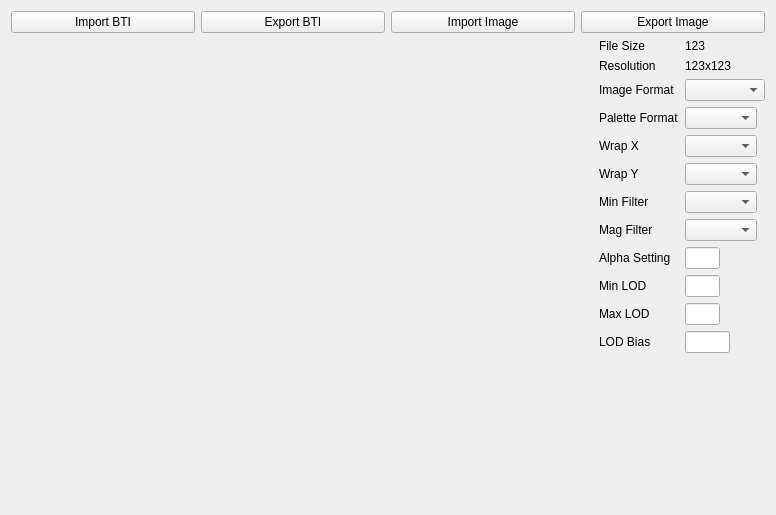
Qt form gcft_ui/bti_tab.ui (LagoLunatic/GCFT) before a commit.
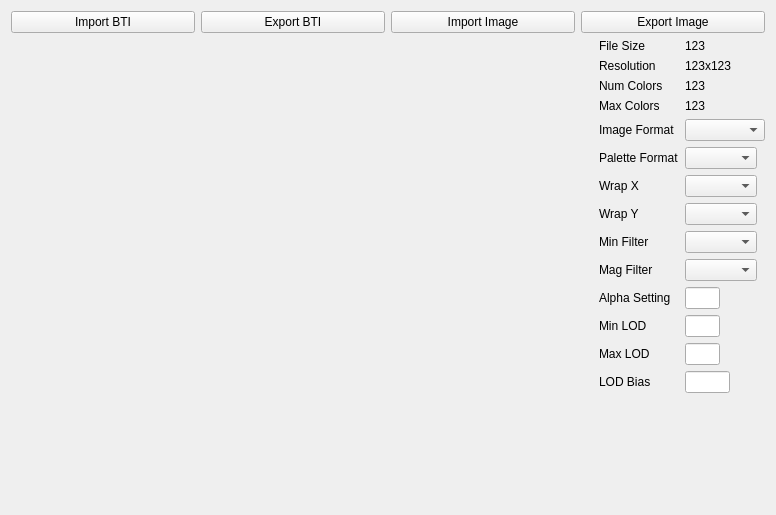
The same form after that commit.

Commit message: BTI tab: Show current num colors and max num colors for images that use palettes

What changed in the file:
```diff
--- a/gcft_ui/bti_tab.ui
+++ b/gcft_ui/bti_tab.ui
@@ -171,14 +171,14 @@
          </property>
         </widget>
        </item>
-       <item row="2" column="0">
+       <item row="4" column="0">
         <widget class="QLabel" name="label">
          <property name="text">
           <string>Image Format</string>
          </property>
         </widget>
        </item>
-       <item row="2" column="1">
+       <item row="4" column="1">
         <widget class="QComboBox" name="bti_image_format">
          <property name="minimumSize">
           <size>
@@ -188,64 +188,64 @@
          </property>
         </widget>
        </item>
-       <item row="3" column="0">
+       <item row="5" column="0">
         <widget class="QLabel" name="label_2">
          <property name="text">
           <string>Palette Format</string>
          </property>
         </widget>
        </item>
-       <item row="3" column="1">
+       <item row="5" column="1">
         <widget class="QComboBox" name="bti_palette_format"/>
        </item>
-       <item row="4" column="0">
+       <item row="6" column="0">
         <widget class="QLabel" name="label_3">
          <property name="text">
           <string>Wrap X</string>
          </property>
         </widget>
        </item>
-       <item row="4" column="1">
+       <item row="6" column="1">
         <widget class="QComboBox" name="bti_wrap_s"/>
        </item>
-       <item row="5" column="0">
+       <item row="7" column="0">
         <widget class="QLabel" name="label_4">
          <property name="text">
           <string>Wrap Y</string>
          </property>
         </widget>
        </item>
-       <item row="5" column="1">
+       <item row="7" column="1">
         <widget class="QComboBox" name="bti_wrap_t"/>
        </item>
-       <item row="6" column="0">
+       <item row="8" column="0">
         <widget class="QLabel" name="label_5">
          <property name="text">
           <string>Min Filter</string>
          </property>
         </widget>
        </item>
-       <item row="6" column="1">
+       <item row="8" column="1">
         <widget class="QComboBox" name="bti_min_filter"/>
        </item>
-       <item row="7" column="0">
+       <item row="9" column="0">
         <widget class="QLabel" name="label_6">
          <property name="text">
           <string>Mag Filter</string>
          </property>
         </widget>
        </item>
-       <item row="7" column="1">
+       <item row="9" column="1">
         <widget class="QComboBox" name="bti_mag_filter"/>
        </item>
-       <item row="8" column="0">
+       <item row="10" column="0">
         <widget class="QLabel" name="label_7">
          <property name="text">
           <string>Alpha Setting</string>
          </property>
         </widget>
        </item>
-       <item row="8" column="1">
+       <item row="10" column="1">
         <widget class="QLineEdit" name="bti_alpha_setting">
          <property name="sizePolicy">
           <sizepolicy hsizetype="Minimum" vsizetype="Fixed">
@@ -261,14 +261,14 @@
          </property>
         </widget>
        </item>
-       <item row="9" column="0">
+       <item row="11" column="0">
         <widget class="QLabel" name="label_8">
          <property name="text">
           <string>Min LOD</string>
          </property>
         </widget>
        </item>
-       <item row="9" column="1">
+       <item row="11" column="1">
         <widget class="QLineEdit" name="bti_min_lod">
          <property name="sizePolicy">
           <sizepolicy hsizetype="Minimum" vsizetype="Fixed">
@@ -284,14 +284,14 @@
          </property>
         </widget>
        </item>
-       <item row="10" column="0">
+       <item row="12" column="0">
         <widget class="QLabel" name="label_9">
          <property name="text">
           <string>Max LOD</string>
          </property>
         </widget>
        </item>
-       <item row="10" column="1">
+       <item row="12" column="1">
         <widget class="QLineEdit" name="bti_max_lod">
          <property name="sizePolicy">
           <sizepolicy hsizetype="Minimum" vsizetype="Fixed">
@@ -307,14 +307,14 @@
          </property>
         </widget>
        </item>
-       <item row="11" column="0">
+       <item row="13" column="0">
         <widget class="QLabel" name="label_10">
          <property name="text">
           <string>LOD Bias</string>
          </property>
         </widget>
        </item>
-       <item row="11" column="1">
+       <item row="13" column="1">
         <widget class="QLineEdit" name="bti_lod_bias">
          <property name="sizePolicy">
           <sizepolicy hsizetype="Minimum" vsizetype="Fixed">
@@ -351,6 +351,34 @@
          </property>
         </widget>
        </item>
+       <item row="2" column="0">
+        <widget class="QLabel" name="label_13">
+         <property name="text">
+          <string>Num Colors</string>
+         </property>
+        </widget>
+       </item>
+       <item row="2" column="1">
+        <widget class="QLabel" name="bti_num_colors">
+         <property name="text">
+          <string>123</string>
+         </property>
+        </widget>
+       </item>
+       <item row="3" column="0">
+        <widget class="QLabel" name="label_15">
+         <property name="text">
+          <string>Max Colors</string>
+         </property>
+        </widget>
+       </item>
+       <item row="3" column="1">
+        <widget class="QLabel" name="bti_max_colors">
+         <property name="text">
+          <string>123</string>
+         </property>
+        </widget>
+       </item>
       </layout>
      </item>
     </layout>
```
The commit also changes 2 other files.
